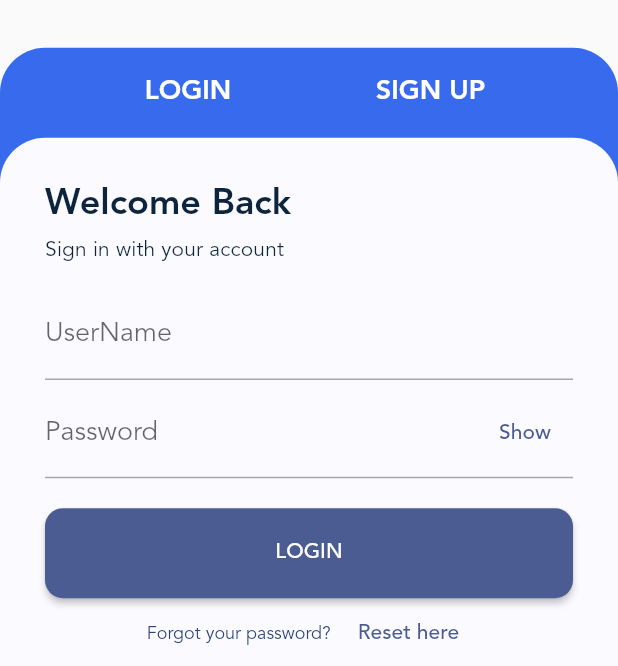
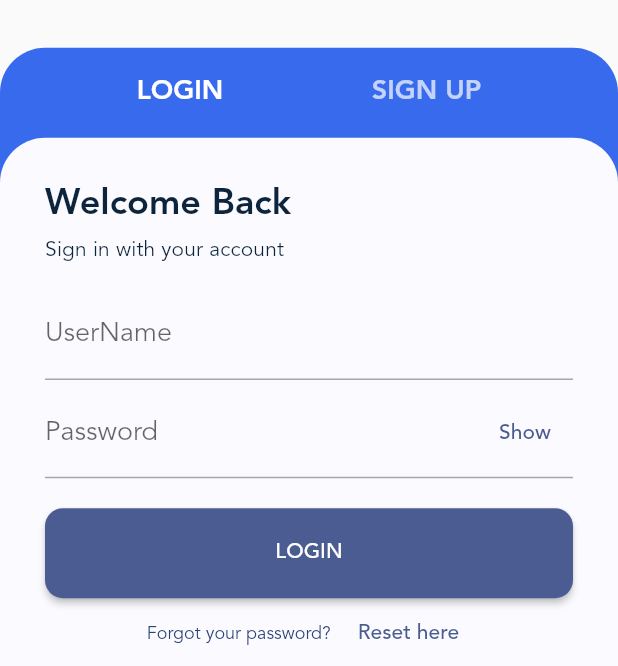
Before and after one commit to sajjadabbasi1383/BlogClub, a Flutter app: the AuthenticationScreen screen opened directly, after a tap on "LOGIN", on a phone screen of 412 x 824 dp, the part 147-813 px from its top. Run offline on Flutter 3.47's test engine with Material 2 defaults, Android fonts, the phone set to English and light mode, and no system bars; our stand-ins replace carousel_slider, dotted_border, flutter_svg, smooth_page_indicator.

Commit message:
Authentication Screen change Tab

```diff
--- a/lib/view/authentication_screen.dart
+++ b/lib/view/authentication_screen.dart
@@ -12,6 +12,8 @@ class AuthenticationScreen extends StatefulWidget {
 class _AuthenticationScreenState extends State<AuthenticationScreen> {
   static const loginTab = 0;
   static const signTab = 1;
+
+  int selectedTabIndex = loginTab;
 
   @override
   Widget build(BuildContext context) {
@@ -42,16 +44,27 @@ class _AuthenticationScreenState extends State<AuthenticationScreen> {
                       mainAxisAlignment: MainAxisAlignment.spaceEvenly,
                       children: [
                         TextButton(
-                            onPressed: () {},
+                            onPressed: () {
+                              setState(() {
+                                selectedTabIndex = loginTab;
+                              });
+                            },
                             child: Text(
                               "LOGIN",
                               style:
-                                  theme.titleLarge!.apply(color: Colors.white),
+                                  theme.titleLarge!.apply(color: selectedTabIndex==loginTab?Colors.white:Colors.white70),
                             )),
-                        Text(
-                          "SIGN UP",
-                          style: theme.titleLarge!.apply(color: Colors.white),
-                        ),
+                        TextButton(
+                            onPressed: () {
+                              setState(() {
+                                selectedTabIndex=signTab;
+                              });
+                            },
+                            child: Text(
+                              "SIGN UP",
+                              style:
+                                  theme.titleLarge!.apply(color: selectedTabIndex==signTab?Colors.white:Colors.white70),
+                            ))
                       ],
                     ),
                   ),
@@ -65,7 +78,7 @@ class _AuthenticationScreenState extends State<AuthenticationScreen> {
                       child: SingleChildScrollView(
                         child: Padding(
                           padding: const EdgeInsets.all(30.0),
-                          child: _Login(theme: theme),
+                          child: selectedTabIndex==loginTab? _Login(theme: theme):_SignUp(theme: theme),
                         ),
                       ),
                     ),
```
